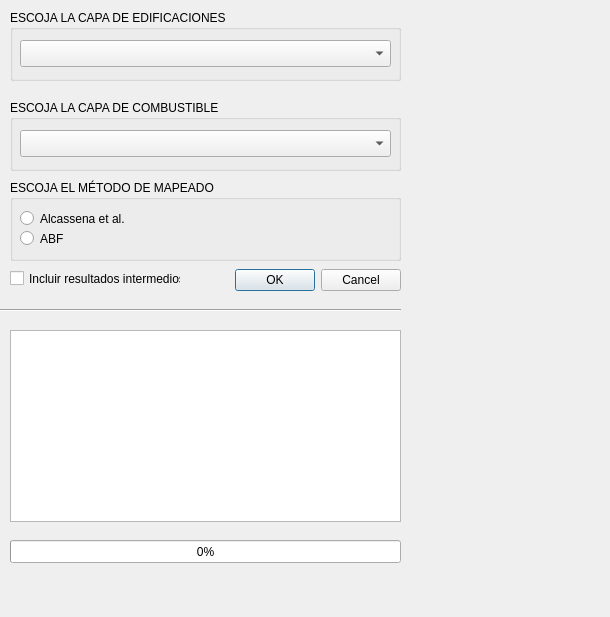
The window that geoprocesador_de_iuf_dialog_base.ui (Adria-Barreiro-Franquet/Geoprocesador_de_IUF) describes before a commit, drawn with Qt 5.
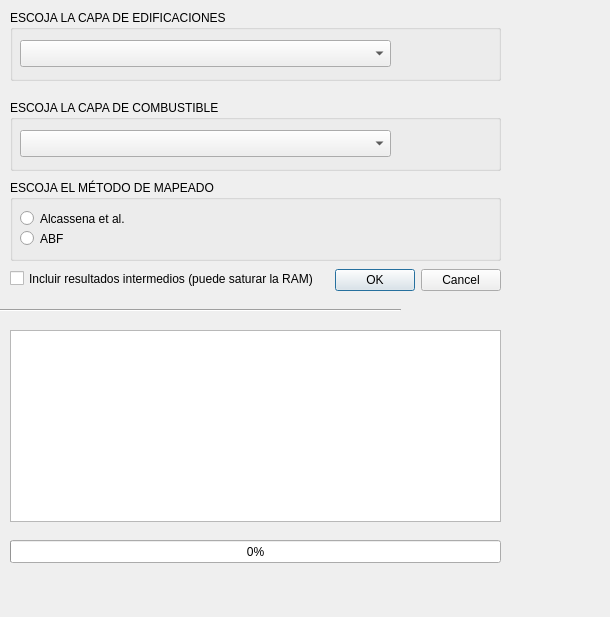
The same window after the commit. Custom widgets are drawn as their Qt base class.

What changed in the file:
```diff
--- a/geoprocesador_de_iuf_dialog_base.ui
+++ b/geoprocesador_de_iuf_dialog_base.ui
@@ -16,7 +16,7 @@
   <widget class="QDialogButtonBox" name="button_box">
    <property name="geometry">
     <rect>
-     <x>230</x>
+     <x>330</x>
      <y>260</y>
      <width>171</width>
      <height>41</height>
@@ -34,12 +34,12 @@
     <rect>
      <x>10</x>
      <y>270</y>
-     <width>171</width>
+     <width>321</width>
      <height>17</height>
     </rect>
    </property>
    <property name="text">
-    <string>Incluir resultados intermedios</string>
+    <string>Incluir resultados intermedios (puede saturar la RAM)</string>
    </property>
   </widget>
   <widget class="QGroupBox" name="selectorDeMetodo">
@@ -47,7 +47,7 @@
     <rect>
      <x>10</x>
      <y>180</y>
-     <width>391</width>
+     <width>491</width>
      <height>81</height>
     </rect>
    </property>
@@ -86,7 +86,7 @@
     <rect>
      <x>10</x>
      <y>540</y>
-     <width>391</width>
+     <width>491</width>
      <height>23</height>
     </rect>
    </property>
@@ -99,7 +99,7 @@
     <rect>
      <x>10</x>
      <y>10</y>
-     <width>391</width>
+     <width>491</width>
      <height>71</height>
     </rect>
    </property>
@@ -122,7 +122,7 @@
     <rect>
      <x>10</x>
      <y>100</y>
-     <width>391</width>
+     <width>491</width>
      <height>71</height>
     </rect>
    </property>
@@ -145,7 +145,7 @@
     <rect>
      <x>10</x>
      <y>330</y>
-     <width>391</width>
+     <width>491</width>
      <height>192</height>
     </rect>
    </property>
```
